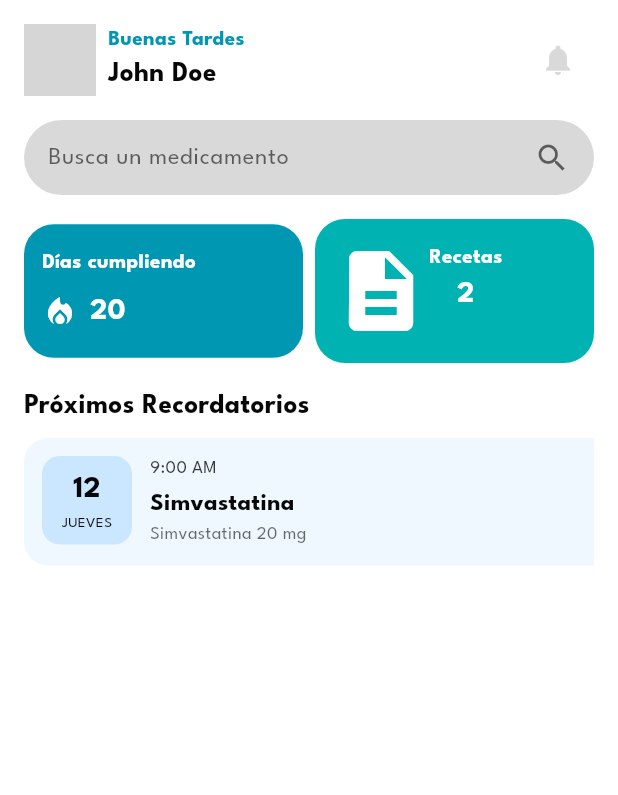
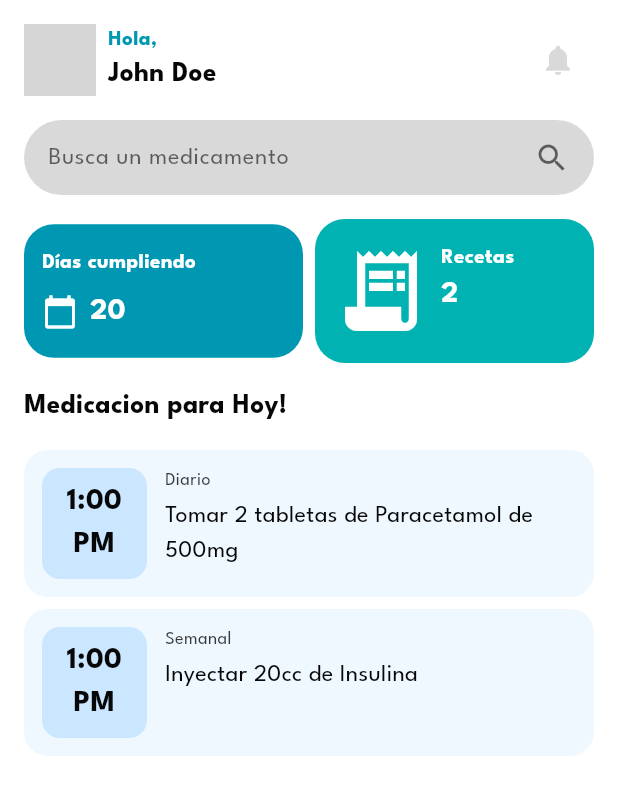
Before and after one commit to Rachelduarte11/recuerdame_proyect, a Flutter app: the HomeScreen screen opened by its route, on a phone screen of 412 x 824 dp. Shown: the top 795 px of the screen. Run offline on Flutter 3.47's test engine with Material 3 defaults, Android fonts, the phone set to English and light mode, and no system bars; drawn by our look-alikes of calendar_view; our stand-ins replace flutter_svg, hexcolor; network calls fail; grey boxes are pictures that could not be loaded.

Commit message:
fix: integrated views with repositories

```diff
--- a/lib/domain/data/medication_repository.dart
+++ b/lib/domain/data/medication_repository.dart
@@ -3,27 +3,30 @@
 import '../models/medication_model.dart';
 
 class MedicationRepository {
+  List<MedicationModel> medications = [
+    MedicationModel(
+        description: 'Tomar 2 tabletas de Paracetamol de 500mg',
+        type: 'Tabletas',
+        frequency: 'Diario',
+        duration: '1 Month',
+        hour_to_take: '1:00 PM',
+        start_date: ''
+    ),
+    MedicationModel(
+        description: 'Inyectar 20cc de Insulina',
+        type: 'Inyectables',
+        frequency: 'Semanal',
+        duration: '2 Weeks',
+        hour_to_take: '1:00 PM',
+        start_date: ''
+    ),
+  ];
   List<MedicationModel> fetchMedications()  {
     // Mock data
-    return [
-      MedicationModel(
-        id: '1',
-        name: 'Paracetamol',
-        type: 'Tablet',
-        dosage: '500mg',
-        frequency: 'Daily',
-        duration: '1 Month',
-        notes: 'Take after meals',
-      ),
-      MedicationModel(
-        id: '2',
-        name: 'Ibuprofen',
-        type: 'Tablet',
-        dosage: '200mg',
-        frequency: 'Twice Daily',
-        duration: '2 Weeks',
-        notes: '',
-      ),
-    ];
+    return medications;
+  }
+
+  void addMedication(MedicationModel medication) {
+    medications.add(medication);
   }
 }
--- /dev/null
+++ b/lib/domain/data/statics_repository.dart
@@ -0,0 +1,13 @@
+
+
+import '../models/statics_model.dart';
+
+class StatisticsRepository {
+  StatisticsModel fetchStatistics()  {
+    // Mock data
+    return StatisticsModel(
+      daysCompleted: 20,
+      prescriptions: 2,
+    );
+  }
+}
--- /dev/null
+++ b/lib/domain/data/user_repository.dart
@@ -0,0 +1,15 @@
+import '../models/user_model.dart';
+
+class UserRepository {
+  UserModel fetchUser()  {
+    // Mock data
+    return UserModel(
+      id: '1',
+      name: 'John Doe',
+      email: 'johndoe@example.com',
+      phone: '+123 567 89000',
+      birthDate: '01/01/1990',
+      profileImageUrl: 'https://www.gravatar.com/avatar/2c7d99fe281ecd3bcd65ab915bac6dd5?s=250',
+    );
+  }
+}
--- a/lib/domain/models/medication_model.dart
+++ b/lib/domain/models/medication_model.dart
@@ -1,19 +1,17 @@
 class MedicationModel {
-  final String id;
-  final String name;
+  final String description;
   final String type; // e.g., "Tablet", "Injection", "Topical"
-  final String dosage; // e.g., "500mg"
   final String frequency; // e.g., "Daily", "Weekly"
   final String duration; // e.g., "1 Month"
-  final String notes; // Additional information if needed
+  final String start_date; // e.g., "1 Month"
+  final String hour_to_take;
 
   MedicationModel({
-    required this.id,
-    required this.name,
+    required this.description,
     required this.type,
-    required this.dosage,
     required this.frequency,
     required this.duration,
-    this.notes = "",
+    required this.hour_to_take,
+    required this.start_date,
   });
 }
--- /dev/null
+++ b/lib/domain/models/statics_model.dart
@@ -0,0 +1,9 @@
+class StatisticsModel {
+  final int daysCompleted;
+  final int prescriptions;
+
+  StatisticsModel({
+    required this.daysCompleted,
+    required this.prescriptions,
+  });
+}
--- a/lib/domain/models/user_model.dart
+++ b/lib/domain/models/user_model.dart
@@ -12,6 +12,6 @@ class UserModel {
     required this.email,
     required this.phone,
     required this.birthDate,
-    required this.profileImageUrl,
+    this.profileImageUrl = "https://www.gravatar.com/avatar/2c7d99fe281ecd3bcd65ab915bac6dd5?s=250",
   });
 }
--- a/lib/screens/home_screen.dart
+++ b/lib/screens/home_screen.dart
@@ -1,5 +1,7 @@
 import 'package:flutter/material.dart';
 import 'package:recuerdame_proyect/domain/data/medication_repository.dart';
+import 'package:recuerdame_proyect/domain/data/statics_repository.dart';
+import 'package:recuerdame_proyect/domain/data/user_repository.dart';
 import 'package:recuerdame_proyect/domain/models/medication_model.dart';
 import 'package:recuerdame_proyect/utils/color_pallette.dart';
 import 'package:recuerdame_proyect/widgets/home/home_search-bar.dart';
@@ -8,6 +10,8 @@ import 'package:recuerdame_proyect/widgets/home/home_user-statics.dart';
 
 class HomeScreen extends StatelessWidget {
   final MedicationRepository _medicationRepository = MedicationRepository();
+  final UserRepository _userRepository = UserRepository();
+  final StatisticsRepository _statsRepo = StatisticsRepository();
 
 
   //Navigation
@@ -22,6 +26,8 @@ class HomeScreen extends StatelessWidget {
   @override
   Widget build(BuildContext context) {
     final medication = _medicationRepository.fetchMedications();
+    final stats = _statsRepo.fetchStatistics();
+
 
     return Scaffold(
       backgroundColor: background,
@@ -35,7 +41,7 @@ class HomeScreen extends StatelessWidget {
               SizedBox(height: 16),
               SearchBarHome(),
               SizedBox(height: 16),
-              StatisticsSection(),
+              StatisticsSection(stats: stats,),
               SizedBox(height: 16),
               UpcomingRemindersSection(medications: medication),
               /**SizedBox(height: 16),
@@ -51,13 +57,14 @@ class HomeScreen extends StatelessWidget {
 
 
   Widget _buildHeaderSection(BuildContext c) {
+    final userInfo = _userRepository.fetchUser();
     return Row(
       mainAxisAlignment: MainAxisAlignment.spaceBetween,
       children: [
         Row(
           children: [
             CircleAvatar(
-              backgroundImage: NetworkImage('https://www.gravatar.com/avatar/2c7d99fe281ecd3bcd65ab915bac6dd5?s=250'), // Placeholder image
+              backgroundImage: NetworkImage(userInfo.profileImageUrl), // Placeholder image
               radius: 24,
             ),
             SizedBox(width: 8),
@@ -65,14 +72,14 @@ class HomeScreen extends StatelessWidget {
               crossAxisAlignment: CrossAxisAlignment.start,
               children: [
                 Text(
-                  'Buenas Tardes',
+                  'Hola, ',
                   style: TextStyle(
                     color: primary,
                     fontWeight: FontWeight.bold,
                   ),
                 ),
                 Text(
-                  'John Doe',
+                  userInfo.name,
                   style: TextStyle(
                     color: txtColor,
                     fontSize: 18,
--- a/lib/widgets/home/home_upcoming-medication.dart
+++ b/lib/widgets/home/home_upcoming-medication.dart
@@ -13,7 +13,7 @@ class UpcomingRemindersSection extends StatelessWidget {
       crossAxisAlignment: CrossAxisAlignment.start,
       children: [
         Text(
-          'Próximos Recordatorios',
+          'Medicacion para Hoy!',
           style: TextStyle(
             color: txtColor,
             fontWeight: FontWeight.bold,
@@ -22,9 +22,9 @@ class UpcomingRemindersSection extends StatelessWidget {
         ),
         SizedBox(height: 8),
         SingleChildScrollView(
-          scrollDirection: Axis.horizontal,
-          child: Row(
-            children: medications.map((medication) => ReminderCard()).toList(),
+          scrollDirection: Axis.vertical,
+          child: Column(
+            children: medications.map((medication) => ReminderCard(medication: medication,)).toList(),
           ),
         ),
       ],
@@ -33,14 +33,15 @@ class UpcomingRemindersSection extends StatelessWidget {
 }
 
 class ReminderCard extends StatelessWidget {
-  const ReminderCard({Key? key}) : super(key: key);
+  final MedicationModel medication ;
+  const ReminderCard({Key? key, required this.medication }) : super(key: key);
 
   @override
   Widget build(BuildContext context) {
     return Container(
       width: MediaQuery.of(context).size.width, // Fixed width to match the design
       padding: EdgeInsets.all(12),
-      margin: EdgeInsets.only(right: 8), // Space between cards in the scrollable row
+      margin: EdgeInsets.only(top: 8), // Space between cards in the scrollable row
       decoration: BoxDecoration(
         color: buttons.withOpacity(0.3), // Light blue background color for the card
         borderRadius: BorderRadius.circular(16), // Rounded corners for the card
@@ -50,7 +51,7 @@ class ReminderCard extends StatelessWidget {
         children: [
           // Date Container
           Container(
-            width: 60,
+            width: 70,
             padding: EdgeInsets.symmetric(vertical: 8),
             decoration: BoxDecoration(
               color: buttons, // Slightly darker blue for the date box
@@ -60,18 +61,12 @@ class ReminderCard extends StatelessWidget {
               mainAxisAlignment: MainAxisAlignment.center,
               children: [
                 Text(
-                  '12',
+                  medication.hour_to_take,
+                  textAlign: TextAlign.center,
                   style: TextStyle(
                     color: txtColor,
                     fontWeight: FontWeight.bold,
                     fontSize: 20,
-                  ),
-                ),
-                Text(
-                  'JUEVES',
-                  style: TextStyle(
-                    color: txtColor,
-                    fontSize: 10,
                   ),
                 ),
               ],
@@ -84,7 +79,7 @@ class ReminderCard extends StatelessWidget {
               crossAxisAlignment: CrossAxisAlignment.start,
               children: [
                 Text(
-                  '9:00 AM',
+                  medication.frequency,
                   style: TextStyle(
                     color: txtColor.withOpacity(0.8),
                     fontSize: 12,
@@ -92,29 +87,22 @@ class ReminderCard extends StatelessWidget {
                 ),
                 SizedBox(height: 4),
                 Text(
-                  'Simvastatina',
+                 medication.description,
                   style: TextStyle(
                     color: txtColor,
-                    fontWeight: FontWeight.bold,
+                    fontWeight: FontWeight.normal,
                     fontSize: 16,
-                  ),
-                ),
-                Text(
-                  'Simvastatina 20 mg',
-                  style: TextStyle(
-                    color: txtColor.withOpacity(0.6),
-                    fontSize: 12,
                   ),
                 ),
               ],
             ),
           ),
           // Options Icon
-          Icon(
+          /**Icon(
             Icons.more_vert,
             color: txtColor.withOpacity(0.7),
             size: 20,
-          ),
+          ),**/
         ],
       ),
     );
--- a/lib/widgets/home/home_user-statics.dart
+++ b/lib/widgets/home/home_user-statics.dart
@@ -1,20 +1,31 @@
 import 'package:flutter/material.dart';
+import 'package:recuerdame_proyect/domain/models/statics_model.dart';
 import 'package:recuerdame_proyect/utils/color_pallette.dart';
 
-class StatisticsSection extends StatelessWidget {
+
+class StatisticsSection extends StatefulWidget {
+  final StatisticsModel stats;
+
+  StatisticsSection({required this.stats});
+
+  @override
+  _StatisticsSectionState createState() => _StatisticsSectionState();
+}
+
+class _StatisticsSectionState extends State<StatisticsSection> {
   @override
   Widget build(BuildContext context) {
     return Row(
       mainAxisAlignment: MainAxisAlignment.spaceBetween,
       children: [
-        _buildCompletedDaysStatCard('Días cumpliendo', '20', Icons.calendar_today),
+        _buildCompletedDaysStatCard('Días cumpliendo', widget.stats.daysCompleted, Icons.calendar_today),
         SizedBox(width: 8),
-        _buildPrescriptionsStatCard('Recetas', '2', Icons.receipt_long),
+        _buildPrescriptionsStatCard('Recetas', widget.stats.prescriptions, Icons.receipt_long),
       ],
     );
   }
 
-  Widget _buildCompletedDaysStatCard(String title, String count, IconData icon) {
+  Widget _buildCompletedDaysStatCard(String title, int count, IconData icon) {
     return Expanded(
       child: Container(
         padding: EdgeInsets.symmetric(vertical: 16, horizontal: 12),
@@ -26,7 +37,7 @@ class StatisticsSection extends StatelessWidget {
           crossAxisAlignment: CrossAxisAlignment.start,
           children: [
             Text(
-              'Días cumpliendo',
+              title,
               style: TextStyle(
                 color: Colors.white,
                 fontWeight: FontWeight.bold,
@@ -36,10 +47,10 @@ class StatisticsSection extends StatelessWidget {
             SizedBox(height: 8),
             Row(
               children: [
-                Icon(Icons.local_fire_department, color: Colors.white, size: 24),
+                Icon(icon, color: Colors.white, size: 24),
                 SizedBox(width: 8),
                 Text(
-                  '20',
+                  "$count",
                   style: TextStyle(
                     color: Colors.white,
                     fontWeight: FontWeight.bold,
@@ -54,7 +65,7 @@ class StatisticsSection extends StatelessWidget {
     );
   }
 
-  Widget _buildPrescriptionsStatCard(String title, String count, IconData icon) {
+  Widget _buildPrescriptionsStatCard(String title, int count, IconData icon) {
     return Expanded(
       child: Container(
         padding: EdgeInsets.symmetric(vertical: 16, horizontal: 12),
@@ -65,12 +76,13 @@ class StatisticsSection extends StatelessWidget {
         child: Row(
           crossAxisAlignment: CrossAxisAlignment.start,
           children: [
-            Icon(Icons.description, color: Colors.white, size: 64),
-            SizedBox(height: 8),
+            Icon(icon, color: Colors.white, size: 64),
+            SizedBox(width: 8),
             Column(
+              crossAxisAlignment: CrossAxisAlignment.start,
               children: [
                 Text(
-                  'Recetas',
+                  title,
                   style: TextStyle(
                     color: Colors.white,
                     fontWeight: FontWeight.bold,
@@ -79,7 +91,7 @@ class StatisticsSection extends StatelessWidget {
                 ),
                 SizedBox(width: 8),
                 Text(
-                  '2',
+                  "$count",
                   style: TextStyle(
                     color: Colors.white,
                     fontWeight: FontWeight.bold,
```
Also changed, not shown: lib/screens/medication/add_medication.dart (+10 -1 lines), lib/widgets/medication/add-medication_form.dart (+115 -14 lines).
